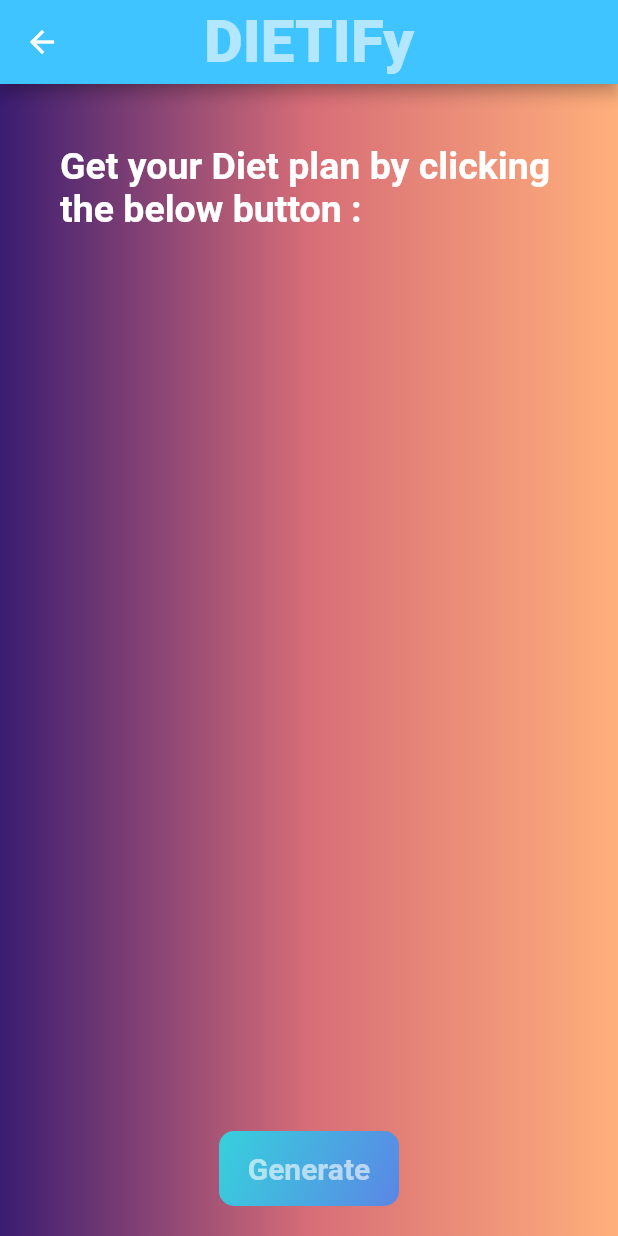
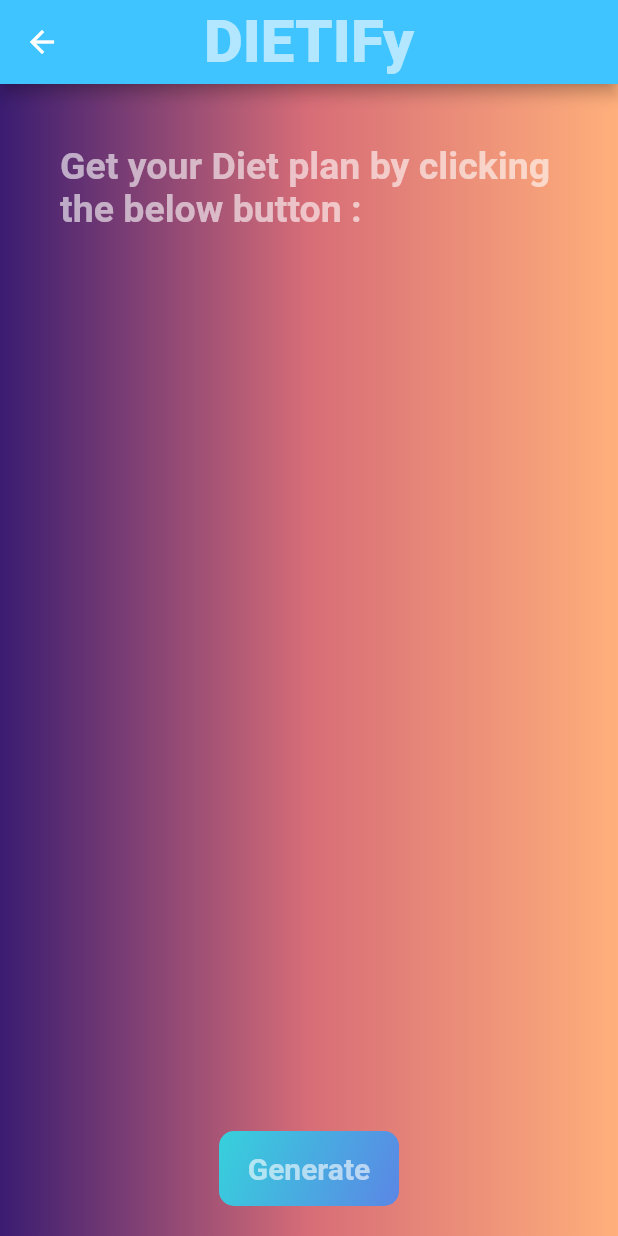
Before and after one commit to HARIJAGAN17/Dietify, a Flutter app: the ChatGPTScreen screen opened directly with empty values, on a phone screen of 412 x 824 dp. Run offline on Flutter 3.47's test engine with Material 2 defaults, Android fonts, the phone set to English and light mode, and no system bars; our stand-ins replace avatar_glow, google_fonts.

Commit message:
Colour and avatar size has been updated

```diff
--- a/lib/Login_page.dart
+++ b/lib/Login_page.dart
@@ -58,7 +58,7 @@ class _LoginScreenState extends State<LoginScreen> {
                             elevation: 8.0,
                             shape: CircleBorder(),
                             child: CircleAvatar(
-                              radius: 110.0,
+                              radius: 109.0,
                               backgroundColor:
                                   Colors.grey[100]?.withOpacity(0.16),
                               child: CircleAvatar(
--- a/lib/Screens/Bot.dart
+++ b/lib/Screens/Bot.dart
@@ -113,7 +113,7 @@ class _ChatGPTScreenState extends State<ChatGPTScreen> {
                           style: GoogleFonts.robotoFlex(
                               fontSize: 25,
                               fontWeight: FontWeight.w600,
-                              color: Colors.white),
+                              color: Colors.white60),
                         ),
                       ],
                     ),
```
